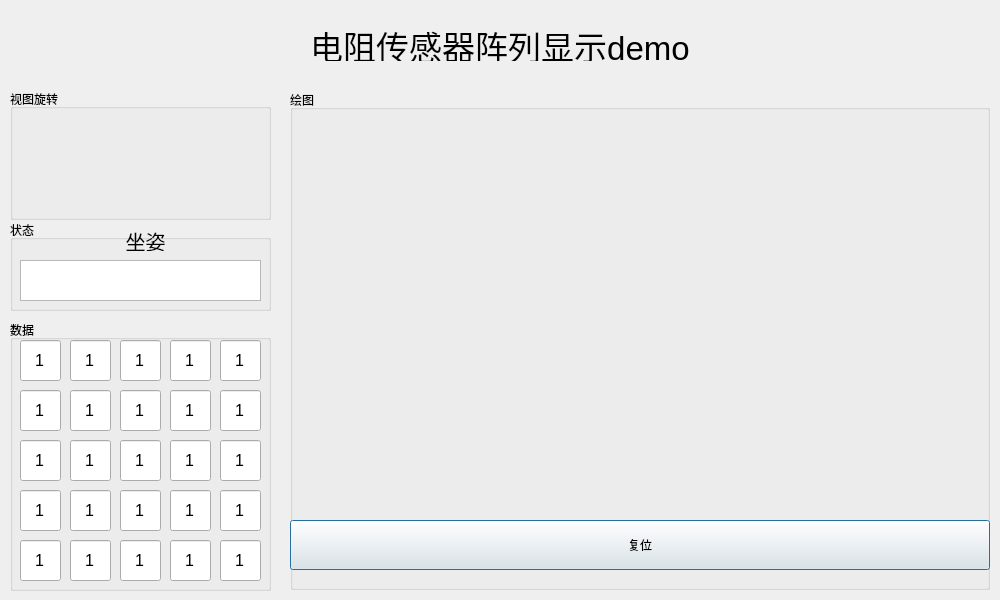
WoodenSword10/resistorArray, file main_UI.ui: the form before one commit.
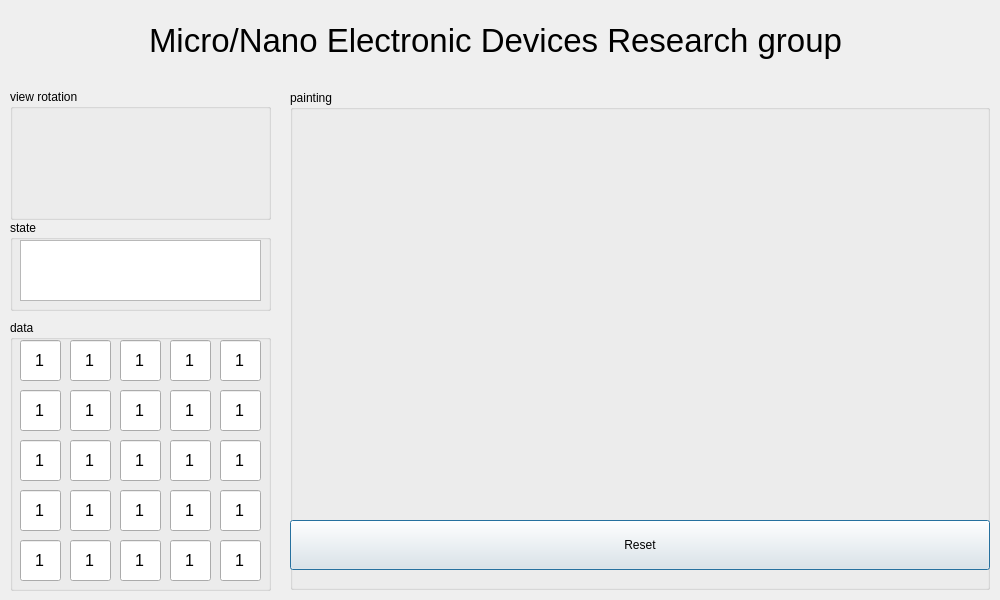
The form after the commit.

Commit message: 将界面的中文改成英文

```diff
--- a/main_UI.ui
+++ b/main_UI.ui
@@ -28,10 +28,10 @@
   <widget class="QLabel" name="label">
    <property name="geometry">
     <rect>
-     <x>300</x>
-     <y>30</y>
-     <width>400</width>
-     <height>31</height>
+     <x>80</x>
+     <y>20</y>
+     <width>831</width>
+     <height>41</height>
     </rect>
    </property>
    <property name="font">
@@ -44,7 +44,7 @@
     <string notr="true"/>
    </property>
    <property name="text">
-    <string>电阻传感器阵列显示demo</string>
+    <string>Micro/Nano Electronic Devices Research group</string>
    </property>
    <property name="alignment">
     <set>Qt::AlignCenter</set>
@@ -60,15 +60,15 @@
     </rect>
    </property>
    <property name="title">
-    <string>状态</string>
+    <string>state</string>
    </property>
    <widget class="QTextBrowser" name="textBrowser">
     <property name="geometry">
      <rect>
       <x>10</x>
-      <y>40</y>
+      <y>20</y>
       <width>241</width>
-      <height>41</height>
+      <height>61</height>
      </rect>
     </property>
     <property name="font">
@@ -84,27 +84,6 @@
 &lt;p style=&quot;-qt-paragraph-type:empty; margin-top:0px; margin-bottom:0px; margin-left:0px; margin-right:0px; -qt-block-indent:0; text-indent:0px;&quot;&gt;&lt;br /&gt;&lt;/p&gt;&lt;/body&gt;&lt;/html&gt;</string>
     </property>
    </widget>
-   <widget class="QLabel" name="label_2">
-    <property name="geometry">
-     <rect>
-      <x>90</x>
-      <y>10</y>
-      <width>91</width>
-      <height>21</height>
-     </rect>
-    </property>
-    <property name="font">
-     <font>
-      <pointsize>15</pointsize>
-     </font>
-    </property>
-    <property name="text">
-     <string>坐姿</string>
-    </property>
-    <property name="alignment">
-     <set>Qt::AlignCenter</set>
-    </property>
-   </widget>
   </widget>
   <widget class="QGroupBox" name="groupBox_2">
    <property name="geometry">
@@ -116,7 +95,7 @@
     </rect>
    </property>
    <property name="title">
-    <string>数据</string>
+    <string>data</string>
    </property>
    <widget class="QLineEdit" name="lineEdit_1">
     <property name="geometry">
@@ -666,7 +645,7 @@
     </size>
    </property>
    <property name="title">
-    <string>绘图</string>
+    <string>painting</string>
    </property>
    <widget class="QPushButton" name="pushButton">
     <property name="geometry">
@@ -678,7 +657,7 @@
      </rect>
     </property>
     <property name="text">
-     <string>复位</string>
+     <string>Reset</string>
     </property>
    </widget>
    <widget class="QWidget" name="widget" native="true">
@@ -702,7 +681,7 @@
     </rect>
    </property>
    <property name="title">
-    <string>视图旋转</string>
+    <string>view rotation</string>
    </property>
   </widget>
  </widget>
```
The commit also changes 2 other files.
